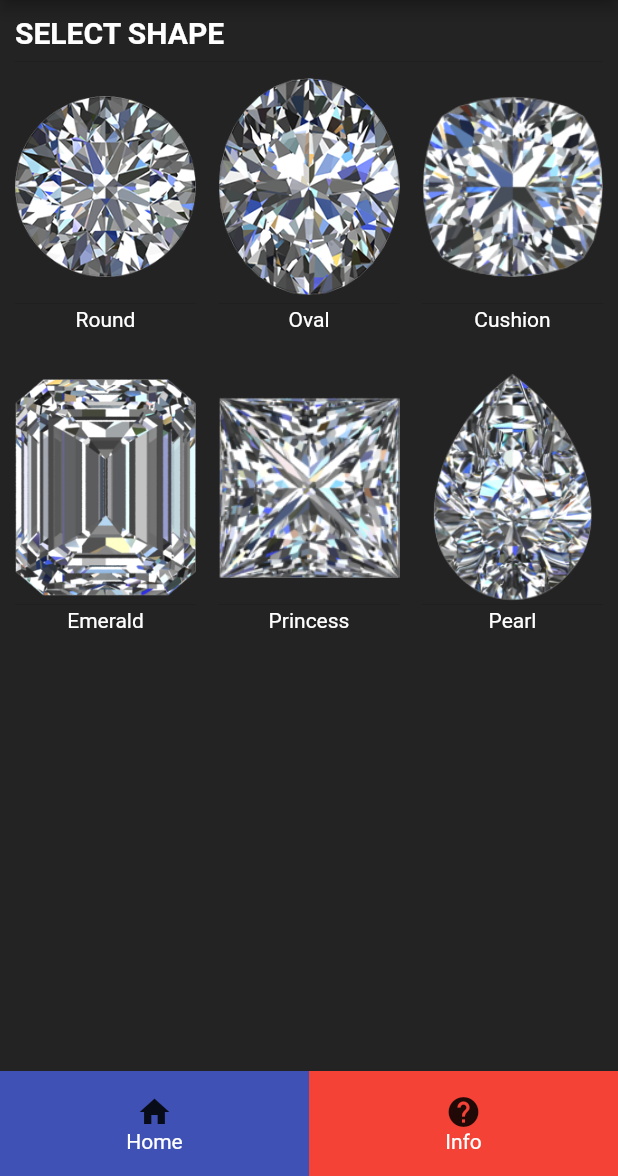
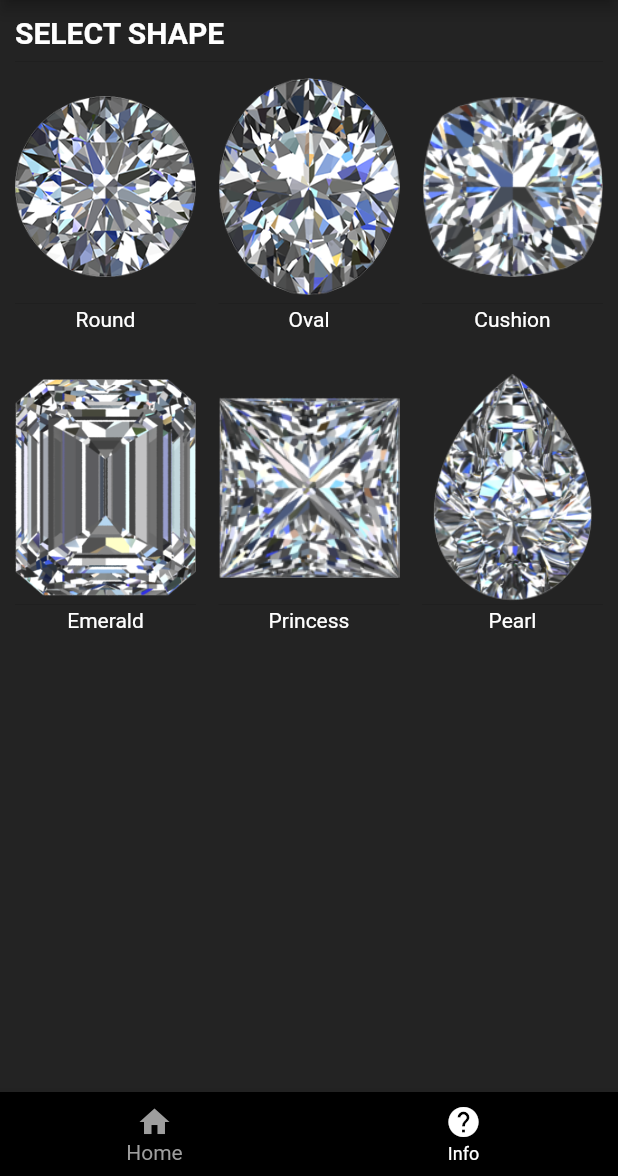
Before and after one commit to nzvio/DiamondCamera1.1, a Flutter app: the screen it shows after launch, on a phone screen of 412 x 824 dp, the part 60-1236 px from its top. Run offline on Flutter 3.47's test engine with Material 2 defaults, Android fonts, the phone set to English and light mode, and no system bars; our stand-ins replace flutter_html.

Commit message:
Revert "menu"
This reverts commit 8c8ef08b9be5d5039a3c092a1c10c874bfb0ae73.

```diff
--- a/lib/main.dart
+++ b/lib/main.dart
@@ -1,7 +1,8 @@
 import 'package:flutter/material.dart';
 
-import 'package:flutter4/page.widgets/home/home.page.dart';
-import 'package:flutter4/page.widgets/info/info.page.dart';
+import 'package:flutter4/pages/home/home.page.dart';
+import 'package:flutter4/pages/info/info.page.dart';
+import 'package:flutter4/shared/head.dart';
 
 void main() {
 	runApp(MyApp());
@@ -15,6 +16,12 @@ class MyApp extends StatefulWidget {
 }
 
 class MyAppState extends State {
+	int _currentPage = 0;
+	List<Widget> _pages = [
+		HomePage(),
+		InfoPage(),
+	];
+
 	@override
 	Widget build(BuildContext context) {
 		return MaterialApp(
@@ -22,11 +29,37 @@ class MyAppState extends State {
 			theme: ThemeData(
 				textTheme: Theme.of(context).textTheme.apply(bodyColor: Colors.white)
 			),
-			initialRoute: "/",
-			routes: {
-				"/": (context) => HomePage(),
-				"/info": (context) => InfoPage(),
-			},
+			home: Scaffold(
+				appBar: Head(),
+				body: Container(
+					child: Padding(
+						child: _pages.elementAt(_currentPage),
+						padding: EdgeInsets.all(10),
+					)
+				),
+				bottomNavigationBar: BottomNavigationBar(
+					items: [
+						BottomNavigationBarItem(
+							icon: Icon(Icons.home),
+							title: Text("Home"),
+						),
+						BottomNavigationBarItem(
+							icon: Icon(Icons.help),
+							title: Text("Info"),
+						),
+					],
+					currentIndex: _currentPage,
+					fixedColor: Colors.grey,
+					backgroundColor: Color.fromRGBO(0, 0, 0, 1),
+					unselectedItemColor: Color.fromRGBO(255, 255, 255, 1),
+					onTap: setCurrentPage,
+				),
+				backgroundColor: Color.fromRGBO(35, 35, 35, 1),
+			)
 		);
 	}
+
+	void setCurrentPage(int index) {
+		setState(() => {_currentPage = index});
+	}
 }
--- a/lib/page.widgets/home/home.page.dart
+++ /dev/null
@@ -1,46 +0,0 @@
-import 'package:flutter/material.dart';
-
-import 'package:flutter4/page.widgets/home/shape.dart';
-import 'package:flutter4/shared.widgets/foot.dart';
-import 'package:flutter4/shared.widgets/head.dart';
-
-class HomePage extends StatelessWidget {
-	final List<Shape> _shapes = [
-		Shape("round"),
-		Shape("oval"),
-		Shape("cushion"),
-		Shape("emerald"),
-		Shape("princess"),
-		Shape("pearl"),
-	];
-
-	@override
-	Widget build(BuildContext context) {
-		return Scaffold(
-			backgroundColor: Color.fromRGBO(35, 35, 35, 1),
-			appBar: Head(),
-			body: Container(
-				child: Padding(
-					padding: EdgeInsets.all(10),
-					child: Column(
-						crossAxisAlignment: CrossAxisAlignment.start,
-						children: <Widget>[
-							Text("SELECT SHAPE", style: TextStyle(fontSize: 20, fontWeight: FontWeight.bold)),
-							Divider(),
-							Expanded(
-								child: GridView.count(
-									crossAxisCount: 3,
-									mainAxisSpacing: 15,
-									crossAxisSpacing: 15,
-									childAspectRatio: 0.65,
-									children: _shapes,
-								)
-							),
-						],
-					)
-				)
-			),
-			bottomNavigationBar: Foot(),
-		);
-	}
-}
--- a/lib/page.widgets/info/info.page.dart
+++ /dev/null
@@ -1,49 +0,0 @@
-import 'package:flutter/material.dart';
-import 'package:flutter/services.dart' show rootBundle;
-import 'package:flutter_html/flutter_html.dart';
-
-import 'package:flutter4/shared.widgets/foot.dart';
-import 'package:flutter4/shared.widgets/head.dart';
-
-class InfoPage extends StatelessWidget {
-	@override
-	Widget build(BuildContext context) {
-		return Scaffold(
-			backgroundColor: Color.fromRGBO(35, 35, 35, 1),
-			appBar: Head(),
-			body: Container(
-				child: Padding(
-					padding: EdgeInsets.all(10),
-					child: ListView(
-						children: <Widget>[
-							Text("PROGRAM FOR CALCULATING PRECIOUS METALS FROM A HIGHER SAMPLE TO LOWER VALUES OF GOLD AND SILVER", style: TextStyle(fontSize: 20, fontWeight: FontWeight.bold)),
-							Divider(),
-							FutureBuilder(
-								future: rootBundle.loadString("assets/html/info1.html"),
-								initialData: "loading...",
-								builder: (context, snapshot) {
-									return Html(data: snapshot.data ?? "");
-								}
-							),
-							Align(
-								alignment: Alignment.topLeft,
-								child: FractionallySizedBox(
-									widthFactor: 0.5,
-									child: Image.asset("assets/img/template/hystlogo.png"),
-								),
-							),
-							FutureBuilder(
-								future: rootBundle.loadString("assets/html/info2.html"),
-								initialData: "loading...",
-								builder: (context, snapshot) {
-									return Html(data: snapshot.data ?? "");
-								}
-							),
-						],
-					)
-				)
-			),
-			bottomNavigationBar: Foot(),
-		);
-	}
-}
--- /dev/null
+++ b/lib/pages/home/home.page.dart
@@ -0,0 +1,33 @@
+import 'package:flutter/material.dart';
+import 'package:flutter4/pages/home/shape.dart';
+
+class HomePage extends StatelessWidget {
+	final List<Shape> _shapes = [
+		Shape("round"),
+		Shape("oval"),
+		Shape("cushion"),
+		Shape("emerald"),
+		Shape("princess"),
+		Shape("pearl"),
+	];
+
+	@override
+	Widget build(BuildContext context) {
+		return Column(
+			crossAxisAlignment: CrossAxisAlignment.start,
+			children: <Widget>[
+				Text("SELECT SHAPE", style: TextStyle(fontSize: 20, fontWeight: FontWeight.bold)),
+				Divider(),
+				Expanded(
+					child: GridView.count(
+						crossAxisCount: 3,
+						mainAxisSpacing: 15,
+						crossAxisSpacing: 15,
+						childAspectRatio: 0.65,
+						children: _shapes,
+					)
+				),
+			],
+		);
+	}
+}
--- /dev/null
+++ b/lib/pages/info/info.page.dart
@@ -0,0 +1,36 @@
+import 'package:flutter/material.dart';
+import 'package:flutter/services.dart' show rootBundle;
+import 'package:flutter_html/flutter_html.dart';
+
+class InfoPage extends StatelessWidget {
+	@override
+	Widget build(BuildContext context) {
+		return ListView(
+			children: <Widget>[
+				Text("PROGRAM FOR CALCULATING PRECIOUS METALS FROM A HIGHER SAMPLE TO LOWER VALUES OF GOLD AND SILVER", style: TextStyle(fontSize: 20, fontWeight: FontWeight.bold)),
+				Divider(),
+				FutureBuilder(
+					future: rootBundle.loadString("assets/html/info1.html"),
+					initialData: "loading...",
+					builder: (context, snapshot) {
+						return Html(data: snapshot.data ?? "");
+					}
+				),
+				Align(
+					alignment: Alignment.topLeft,
+					child: FractionallySizedBox(
+						widthFactor: 0.5,
+						child: Image.asset("assets/img/template/hystlogo.png"),
+					),
+				),
+				FutureBuilder(
+					future: rootBundle.loadString("assets/html/info2.html"),
+					initialData: "loading...",
+					builder: (context, snapshot) {
+						return Html(data: snapshot.data ?? "");
+					}
+				),
+			],
+		);
+	}
+}
--- a/lib/shared.widgets/foot.dart
+++ /dev/null
@@ -1,57 +0,0 @@
-import 'package:flutter/material.dart';
-
-class Foot extends StatelessWidget {
-	@override
-	Widget build(context) {
-		return Container(
-			height: 70,
-			child: DecoratedBox(
-				decoration: BoxDecoration(
-					gradient: LinearGradient(
-						colors: [Color.fromRGBO(0, 0, 0, 1), Color.fromRGBO(107, 107, 107, 1)],
-						begin: Alignment(-1,-1),
-						end: Alignment(1,1),
-					),
-				),
-				child: Row(
-					children: [
-						Expanded(
-							child: GestureDetector(
-								child: DecoratedBox(
-									decoration: BoxDecoration(color: Colors.indigo),
-									child: Column(
-										children: [
-											Icon(Icons.home),
-											Text("Home"),
-										],
-										mainAxisAlignment: MainAxisAlignment.center
-									)
-								),
-								onTap: () {
-									print("test");
-								},
-							),
-						),
-						Expanded(
-							child: GestureDetector(
-								child: DecoratedBox(
-									decoration: BoxDecoration(color: Colors.red),
-									child: Column(
-										children: [
-											Icon(Icons.help),
-											Text("Info"),
-										],
-										mainAxisAlignment: MainAxisAlignment.center
-									)
-								),
-								onTap: () {
-									print("test2");
-								},
-							),
-						),
-					]
-				)
-			),
-		);
-	}
-}
```
Also changed, not shown: lib/pages/home/shape.dart (renamed from lib/page.widgets/home/shape.dart), lib/shared/head.dart (renamed from lib/shared.widgets/head.dart).
